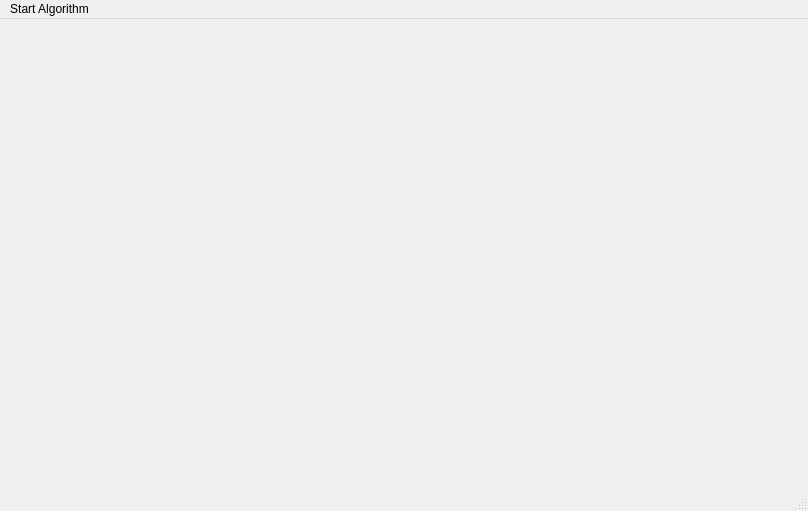
Before: the Qt Designer form VisualGraph/view/showgraph.ui in Seymour49/VisualGraph, drawn with Qt 5.
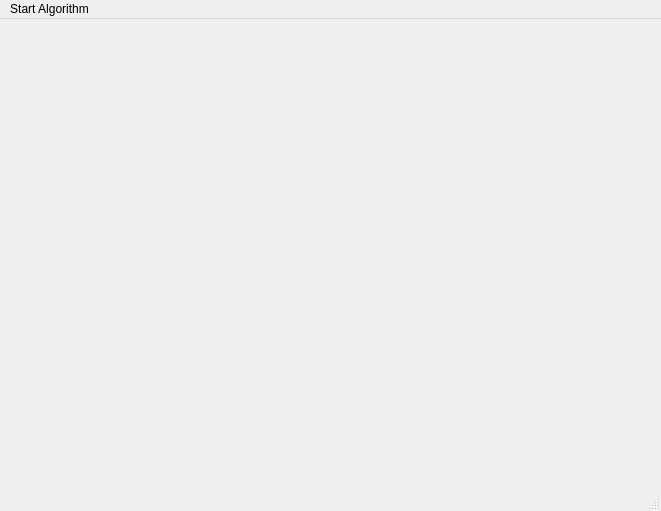
After: the same form once the commit is applied.

Commit message: 2e version BronKerbosch, sans fuite mémoire dans le temps

Diff of the .ui file:
```diff
--- a/VisualGraph/view/showgraph.ui
+++ b/VisualGraph/view/showgraph.ui
@@ -6,7 +6,7 @@
    <rect>
     <x>0</x>
     <y>0</y>
-    <width>808</width>
+    <width>661</width>
     <height>511</height>
    </rect>
   </property>
@@ -19,7 +19,7 @@
     <rect>
      <x>0</x>
      <y>0</y>
-     <width>808</width>
+     <width>661</width>
      <height>27</height>
     </rect>
    </property>
```
The commit also changes 2 other files.
